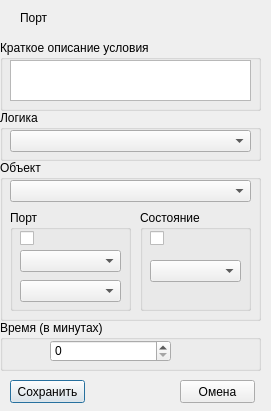
The window that serviceClasses/newconditiondialog.ui (IgorPetrov0/SCADAServer) describes before a commit, drawn with Qt 5.
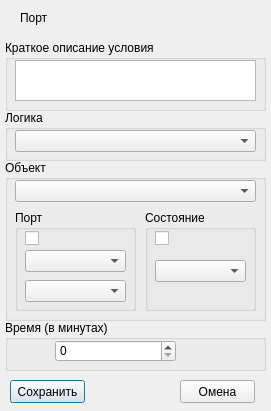
The same window after the commit.

Patch:
```diff
--- a/serviceClasses/newconditiondialog.ui
+++ b/serviceClasses/newconditiondialog.ui
@@ -16,7 +16,7 @@
   <widget class="QGroupBox" name="groupBox_2">
    <property name="geometry">
     <rect>
-     <x>0</x>
+     <x>5</x>
      <y>40</y>
      <width>261</width>
      <height>71</height>
@@ -39,7 +39,7 @@
   <widget class="QGroupBox" name="groupBox_3">
    <property name="geometry">
     <rect>
-     <x>0</x>
+     <x>5</x>
      <y>160</y>
      <width>261</width>
      <height>161</height>
@@ -144,7 +144,7 @@
   <widget class="QGroupBox" name="groupBox_5">
    <property name="geometry">
     <rect>
-     <x>0</x>
+     <x>5</x>
      <y>110</y>
      <width>261</width>
      <height>51</height>
@@ -193,7 +193,7 @@
   <widget class="QGroupBox" name="groupBox_7">
    <property name="geometry">
     <rect>
-     <x>0</x>
+     <x>5</x>
      <y>320</y>
      <width>261</width>
      <height>51</height>
```
